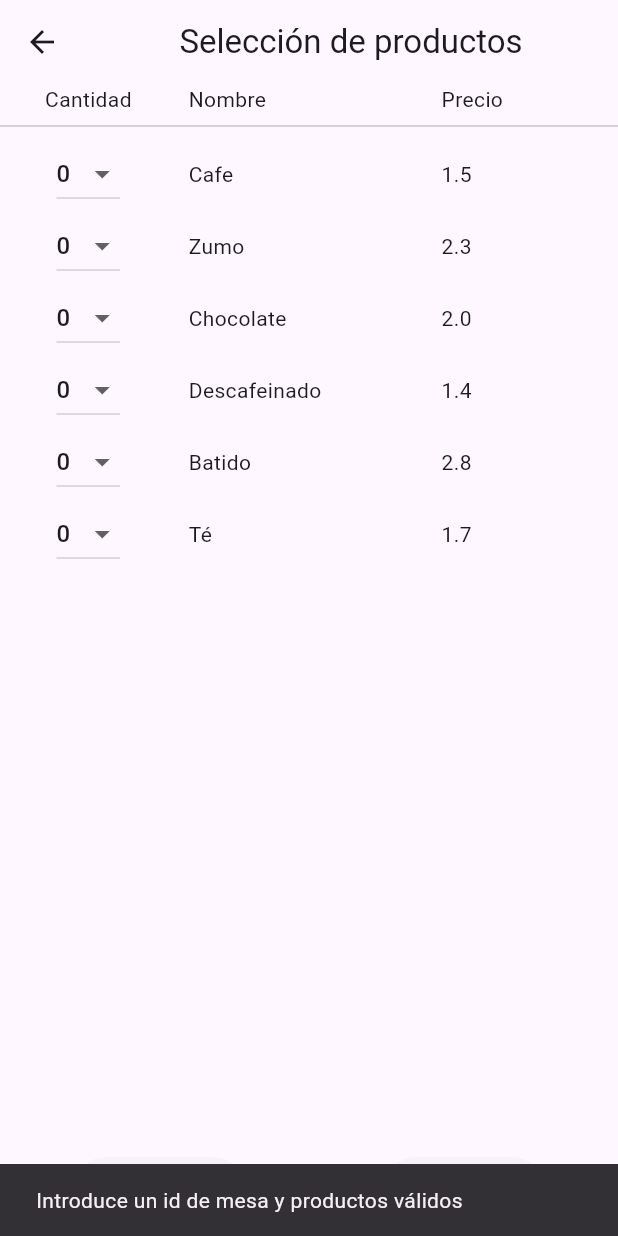
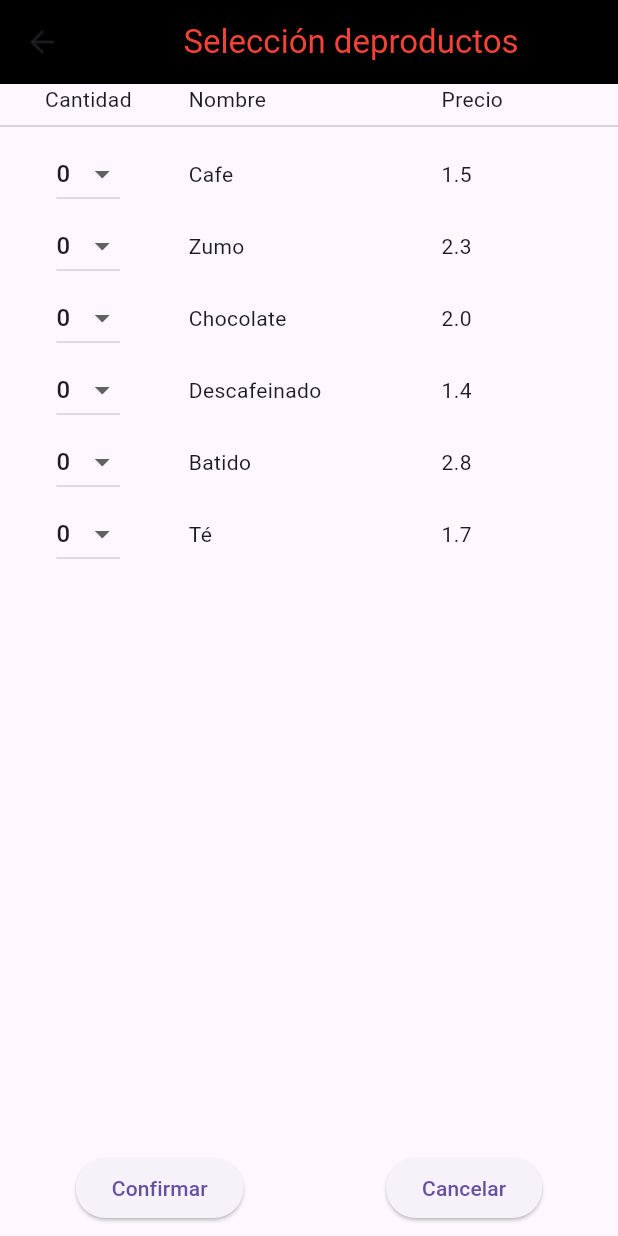
Before and after one commit to SilviaGarciaBouza/T4_1, a Flutter app: the Crearpedidoview screen opened by its route, after a tap on "Añadir productos", on a phone screen of 412 x 824 dp. Run offline on Flutter 3.47's test engine with Material 3 defaults, Android fonts, the phone set to English and light mode, and no system bars.

Commit message:
add new style

```diff
--- a/lib/views/CrearPedidoView.dart
+++ b/lib/views/CrearPedidoView.dart
@@ -23,8 +23,22 @@ class _CrearpedidoviewState extends State<Crearpedidoview> {
     final barViewModel = Provider.of<BarViewModel>(context);
 
     return Scaffold(
-      appBar: AppBar(title: Center(child: Text("Crea un nuevo pedido"))),
+      appBar: AppBar(
+        backgroundColor: Colors.black,
+        title: Center(
+          child: Text(
+            "Crea un nuevo pedido",
+            style: TextStyle(color: Colors.red),
+          ),
+        ),
+      ),
       body: Column(
+        children: [
+          Padding(
+            padding: const EdgeInsets.all(8.0),
+            child: Row(
+              mainAxisAlignment: MainAxisAlignment.spaceEvenly,
+
               children: [
                 Expanded(
                   child: TextField(
@@ -36,8 +50,11 @@ class _CrearpedidoviewState extends State<Crearpedidoview> {
                     ),
                   ),
                 ),
+              ],
+            ),
+          ),
 
-          Expanded(
+          Flexible(
             child: ElevatedButton(
               onPressed: () async {
                 final resultado = await Navigator.push(
@@ -58,7 +75,11 @@ class _CrearpedidoviewState extends State<Crearpedidoview> {
             ),
           ),
 
-          Row(
+          Padding(
+            padding: const EdgeInsets.all(8.0),
+            child: Row(
+              mainAxisAlignment: MainAxisAlignment.spaceEvenly,
+
               children: [
                 Flexible(
                   child: ElevatedButton(
@@ -108,7 +129,8 @@ class _CrearpedidoviewState extends State<Crearpedidoview> {
                 Flexible(
                   child: ElevatedButton(
                     onPressed: () {
-                    final currentMesaId = int.tryParse(controlador.text) ?? -1;
+                      final currentMesaId =
+                          int.tryParse(controlador.text) ?? -1;
 
                       if (currentMesaId <= 0) {
                         ScaffoldMessenger.of(context).showSnackBar(
@@ -133,6 +155,7 @@ class _CrearpedidoviewState extends State<Crearpedidoview> {
                 ),
               ],
             ),
+          ),
         ],
       ),
     );
--- a/lib/views/SeleccionProductoView.dart
+++ b/lib/views/SeleccionProductoView.dart
@@ -34,7 +34,15 @@ class _SeleccionproductoviewState extends State<Seleccionproductoview> {
     }
 
     return Scaffold(
-      appBar: AppBar(title: Center(child: Text("Selección de productos"))),
+      appBar: AppBar(
+        backgroundColor: Colors.black,
+        title: Center(
+          child: Text(
+            "Selección deproductos",
+            style: TextStyle(color: Colors.red),
+          ),
+        ),
+      ),
       body: Column(
         children: [
           Row(
@@ -95,7 +103,6 @@ class _SeleccionproductoviewState extends State<Seleccionproductoview> {
               },
             ),
           ),
-          // Botones de Confirmar/Cancelar
           Padding(
             padding: const EdgeInsets.all(8.0),
             child: Row(
```
Also changed, not shown: lib/views/ResumenFinal.dart (+29 -4 lines). Lines whose indentation alone changed are shown as unchanged.
